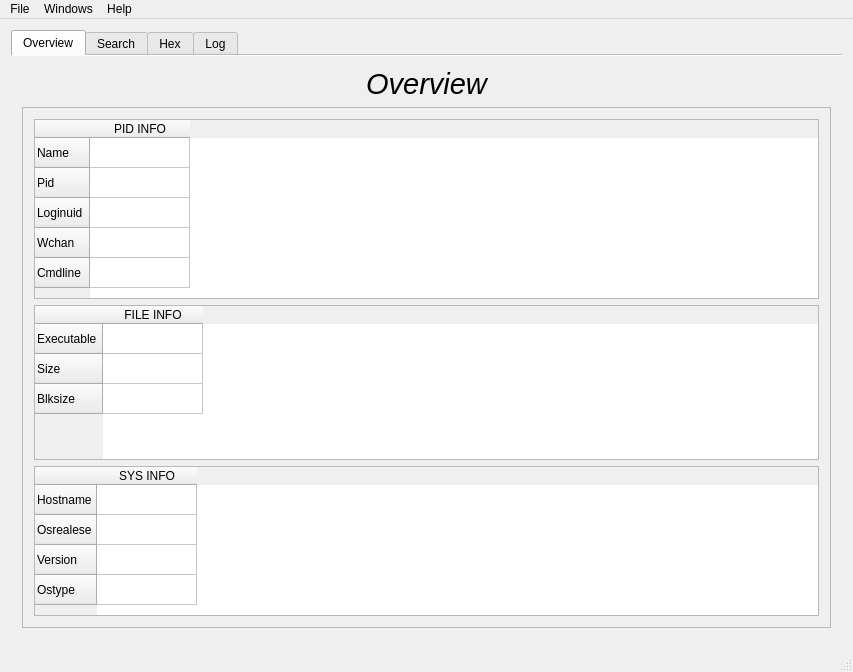
The window that src/gui/mainwindow.ui (mentebinaria/maProc) describes before a commit, drawn with Qt 5.
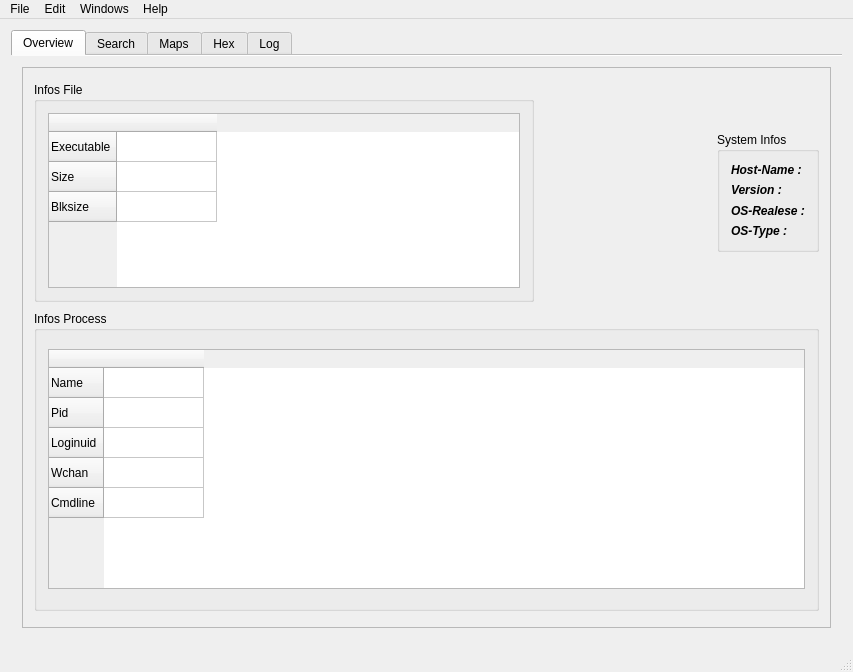
The same window after the commit. The open tabs and pages were chosen to show the change.

Commit message: [UPD] log, adding maps, new layout overview

What changed in the file:
```diff
--- a/src/gui/mainwindow.ui
+++ b/src/gui/mainwindow.ui
@@ -84,7 +84,7 @@
        <layout class="QVBoxLayout" name="verticalLayout_2">
         <item>
          <layout class="QGridLayout" name="gridLayout_4">
-          <item row="2" column="0">
+          <item row="0" column="0">
            <widget class="QScrollArea" name="infosArea">
             <property name="minimumSize">
              <size>
@@ -101,156 +101,197 @@
                <x>0</x>
                <y>0</y>
                <width>823</width>
-               <height>506</height>
+               <height>552</height>
               </rect>
              </property>
              <layout class="QVBoxLayout" name="verticalLayout_6">
               <item>
-               <widget class="QTableWidget" name="infos_pid">
-                <property name="sizePolicy">
-                 <sizepolicy hsizetype="Expanding" vsizetype="Expanding">
-                  <horstretch>0</horstretch>
-                  <verstretch>0</verstretch>
-                 </sizepolicy>
-                </property>
-                <property name="minimumSize">
-                 <size>
-                  <width>0</width>
-                  <height>180</height>
-                 </size>
-                </property>
-                <property name="maximumSize">
-                 <size>
-                  <width>10000</width>
-                  <height>180</height>
-                 </size>
-                </property>
-                <row>
-                 <property name="text">
-                  <string>Name</string>
-                 </property>
-                </row>
-                <row>
-                 <property name="text">
-                  <string>Pid</string>
-                 </property>
-                </row>
-                <row>
-                 <property name="text">
-                  <string>Loginuid</string>
-                 </property>
-                </row>
-                <row>
-                 <property name="text">
-                  <string>Wchan</string>
-                 </property>
-                </row>
-                <row>
-                 <property name="text">
-                  <string>Cmdline</string>
-                 </property>
-                </row>
-                <column>
-                 <property name="text">
-                  <string>PID INFO</string>
-                 </property>
-                </column>
-               </widget>
+               <layout class="QHBoxLayout" name="horizontalLayout">
+                <item>
+                 <widget class="QGroupBox" name="groupBox_2">
+                  <property name="minimumSize">
+                   <size>
+                    <width>100</width>
+                    <height>100</height>
+                   </size>
+                  </property>
+                  <property name="maximumSize">
+                   <size>
+                    <width>500</width>
+                    <height>220</height>
+                   </size>
+                  </property>
+                  <property name="title">
+                   <string>Infos File</string>
+                  </property>
+                  <layout class="QVBoxLayout" name="verticalLayout_8">
+                   <item>
+                    <widget class="QTableWidget" name="infos_file">
+                     <property name="sizePolicy">
+                      <sizepolicy hsizetype="Expanding" vsizetype="Expanding">
+                       <horstretch>0</horstretch>
+                       <verstretch>0</verstretch>
+                      </sizepolicy>
+                     </property>
+                     <property name="minimumSize">
+                      <size>
+                       <width>0</width>
+                       <height>100</height>
+                      </size>
+                     </property>
+                     <property name="maximumSize">
+                      <size>
+                       <width>10000</width>
+                       <height>260</height>
+                      </size>
+                     </property>
+                     <row>
+                      <property name="text">
+                       <string>Executable</string>
+                      </property>
+                     </row>
+                     <row>
+                      <property name="text">
+                       <string>Size</string>
+                      </property>
+                     </row>
+                     <row>
+                      <property name="text">
+                       <string>Blksize</string>
+                      </property>
+                     </row>
+                     <column>
+                      <property name="text">
+                       <string/>
+                      </property>
+                     </column>
+                    </widget>
+                   </item>
+                  </layout>
+                 </widget>
+                </item>
+                <item alignment="Qt::AlignRight">
+                 <widget class="QGroupBox" name="groupBox">
+                  <property name="maximumSize">
+                   <size>
+                    <width>16777215</width>
+                    <height>120</height>
+                   </size>
+                  </property>
+                  <property name="title">
+                   <string>System Infos</string>
+                  </property>
+                  <layout class="QVBoxLayout" name="verticalLayout_7">
+                   <item>
+                    <widget class="QLabel" name="host_name_label">
+                     <property name="text">
+                      <string>&lt;html&gt;&lt;head/&gt;&lt;body&gt;&lt;p&gt;&lt;span style=&quot; font-weight:700; font-style:italic;&quot;&gt;Host-Name :&lt;/span&gt;&lt;/p&gt;&lt;/body&gt;&lt;/html&gt;</string>
+                     </property>
+                    </widget>
+                   </item>
+                   <item>
+                    <widget class="QLabel" name="version_label">
+                     <property name="text">
+                      <string>&lt;html&gt;&lt;head/&gt;&lt;body&gt;&lt;p&gt;&lt;span style=&quot; font-weight:700; font-style:italic;&quot;&gt;Version :&lt;/span&gt;&lt;/p&gt;&lt;/body&gt;&lt;/html&gt;</string>
+                     </property>
+                    </widget>
+                   </item>
+                   <item>
+                    <widget class="QLabel" name="os_realese_label">
+                     <property name="text">
+                      <string>&lt;html&gt;&lt;head/&gt;&lt;body&gt;&lt;p&gt;&lt;span style=&quot; font-weight:700; font-style:italic;&quot;&gt;OS-Realese :&lt;/span&gt;&lt;/p&gt;&lt;/body&gt;&lt;/html&gt;</string>
+                     </property>
+                    </widget>
+                   </item>
+                   <item>
+                    <widget class="QLabel" name="os_type_label">
+                     <property name="text">
+                      <string>&lt;html&gt;&lt;head/&gt;&lt;body&gt;&lt;p&gt;&lt;span style=&quot; font-weight:700; font-style:italic;&quot;&gt;OS-Type :&lt;/span&gt;&lt;/p&gt;&lt;/body&gt;&lt;/html&gt;</string>
+                     </property>
+                    </widget>
+                   </item>
+                  </layout>
+                 </widget>
+                </item>
+               </layout>
               </item>
               <item>
-               <widget class="QTableWidget" name="infos_file">
-                <property name="sizePolicy">
-                 <sizepolicy hsizetype="Expanding" vsizetype="Expanding">
-                  <horstretch>0</horstretch>
-                  <verstretch>0</verstretch>
-                 </sizepolicy>
-                </property>
+               <widget class="QGroupBox" name="groupBox_3">
                 <property name="minimumSize">
                  <size>
-                  <width>0</width>
-                  <height>100</height>
-                 </size>
-                </property>
-                <property name="maximumSize">
-                 <size>
-                  <width>10000</width>
-                  <height>260</height>
-                 </size>
-                </property>
-                <row>
-                 <property name="text">
-                  <string>Executable</string>
-                 </property>
-                </row>
-                <row>
-                 <property name="text">
-                  <string>Size</string>
-                 </property>
-                </row>
-                <row>
-                 <property name="text">
-                  <string>Blksize</string>
-                 </property>
-                </row>
-                <column>
-                 <property name="text">
-                  <string>FILE INFO</string>
-                 </property>
-                </column>
-               </widget>
-              </item>
-              <item>
-               <widget class="QTableWidget" name="infos_sys">
-                <property name="minimumSize">
-                 <size>
-                  <width>0</width>
-                  <height>150</height>
+                  <width>100</width>
+                  <height>230</height>
                  </size>
                 </property>
                 <property name="maximumSize">
                  <size>
                   <width>16777215</width>
-                  <height>150</height>
+                  <height>300</height>
                  </size>
                 </property>
-                <row>
-                 <property name="text">
-                  <string>Hostname</string>
-                 </property>
-                </row>
-                <row>
-                 <property name="text">
-                  <string>Osrealese</string>
-                 </property>
-                </row>
-                <row>
-                 <property name="text">
-                  <string>Version</string>
-                 </property>
-                </row>
-                <row>
-                 <property name="text">
-                  <string>Ostype</string>
-                 </property>
-                </row>
-                <column>
-                 <property name="text">
-                  <string>SYS INFO</string>
-                 </property>
-                </column>
+                <property name="title">
+                 <string>Infos Process</string>
+                </property>
+                <layout class="QVBoxLayout" name="verticalLayout_11">
+                 <item>
+                  <widget class="QTableWidget" name="infos_pid">
+                   <property name="sizePolicy">
+                    <sizepolicy hsizetype="Expanding" vsizetype="Expanding">
+                     <horstretch>0</horstretch>
+                     <verstretch>0</verstretch>
+                    </sizepolicy>
+                   </property>
+                   <property name="minimumSize">
+                    <size>
+                     <width>0</width>
+                     <height>180</height>
+                    </size>
+                   </property>
+                   <property name="maximumSize">
+                    <size>
+                     <width>10000</width>
+                     <height>240</height>
+                    </size>
+                   </property>
+                   <row>
+                    <property name="text">
+                     <string>Name</string>
+                    </property>
+                   </row>
+                   <row>
+                    <property name="text">
+                     <string>Pid</string>
+                    </property>
+                   </row>
+                   <row>
+                    <property name="text">
+                     <string>Loginuid</string>
+                    </property>
+                   </row>
+                   <row>
+                    <property name="text">
+                     <string>Wchan</string>
+                    </property>
+                   </row>
+                   <row>
+                    <property name="text">
+                     <string>Cmdline</string>
+                    </property>
+                   </row>
+                   <column>
+                    <property name="text">
+                     <string/>
+                    </property>
+                   </column>
+                  </widget>
+                 </item>
+                </layout>
                </widget>
               </item>
              </layout>
             </widget>
            </widget>
           </item>
-          <item row="0" column="0" alignment="Qt::AlignHCenter">
-           <widget class="QLabel" name="label_3">
-            <property name="text">
-             <string>&lt;html&gt;&lt;head/&gt;&lt;body&gt;&lt;p align=&quot;center&quot;&gt;&lt;span style=&quot; font-size:22pt; font-style:italic;&quot;&gt;Overview&lt;/span&gt;&lt;/p&gt;&lt;/body&gt;&lt;/html&gt;</string>
-            </property>
-           </widget>
-          </item>
          </layout>
         </item>
        </layout>
@@ -510,219 +551,30 @@
           </widget>
          </widget>
         </item>
-        <item row="6" column="1">
-         <layout class="QGridLayout" name="grid_Mapping">
-          <item row="2" column="1">
-           <widget class="QScrollArea" name="viewaArea">
-            <property name="minimumSize">
-             <size>
-              <width>530</width>
-              <height>100</height>
-             </size>
-            </property>
-            <property name="widgetResizable">
-             <bool>true</bool>
-            </property>
-            <widget class="QWidget" name="scrollAreaWidgetContents_2">
-             <property name="geometry">
-              <rect>
-               <x>0</x>
-               <y>0</y>
-               <width>647</width>
-               <height>509</height>
-              </rect>
-             </property>
-             <layout class="QVBoxLayout" name="verticalLayout_5">
-              <item alignment="Qt::AlignLeft">
-               <widget class="QTableWidget" name="infos_addr">
-                <property name="minimumSize">
-                 <size>
-                  <width>500</width>
-                  <height>90</height>
-                 </size>
-                </property>
-                <property name="maximumSize">
-                 <size>
-                  <width>500</width>
-                  <height>90</height>
-                 </size>
-                </property>
-                <property name="sizeIncrement">
-                 <size>
-                  <width>10</width>
-                  <height>10</height>
-                 </size>
-                </property>
-                <property name="cursor" stdset="0">
-                 <cursorShape>PointingHandCursor</cursorShape>
-                </property>
-                <property name="contextMenuPolicy">
-                 <enum>Qt::NoContextMenu</enum>
-                </property>
-                <property name="autoFillBackground">
-                 <bool>false</bool>
-                </property>
-                <property name="gridStyle">
-                 <enum>Qt::DashLine</enum>
-                </property>
-                <row>
-                 <property name="text">
-                  <string>Heap</string>
-                 </property>
-                </row>
-                <row>
-                 <property name="text">
-                  <string>Stack</string>
-                 </property>
-                </row>
-                <column>
-                 <property name="text">
-                  <string>Address_on</string>
-                 </property>
-                </column>
-                <column>
-                 <property name="text">
-                  <string>Address_off</string>
-                 </property>
-                </column>
-                <column>
-                 <property name="text">
-                  <string>Size_mapped</string>
-                 </property>
-                </column>
-                <column>
-                 <property name="text">
-                  <string>Flags</string>
-                 </property>
-                </column>
-                <item row="0" column="0">
-                 <property name="text">
-                  <string>null</string>
-                 </property>
-                </item>
-                <item row="0" column="1">
-                 <property name="text">
-                  <string>null</string>
-                 </property>
-                </item>
-                <item row="0" column="2">
-                 <property name="text">
-                  <string>0</string>
-                 </property>
-                </item>
-                <item row="0" column="3">
-                 <property name="text">
-                  <string>----</string>
-                 </property>
-                </item>
-                <item row="1" column="0">
-                 <property name="text">
-                  <string>null</string>
-                 </property>
-                </item>
-                <item row="1" column="1">
-                 <property name="text">
-                  <string>null</string>
-                 </property>
-                </item>
-                <item row="1" column="2">
-                 <property name="text">
-                  <string>0</string>
-                 </property>
-                </item>
-                <item row="1" column="3">
-                 <property name="text">
-                  <string>----</string>
-                 </property>
-                </item>
-               </widget>
-              </item>
-              <item>
-               <widget class="QTableWidget" name="view_address">
-                <property name="enabled">
-                 <bool>true</bool>
-                </property>
-                <property name="sizePolicy">
-                 <sizepolicy hsizetype="Expanding" vsizetype="Expanding">
-                  <horstretch>0</horstretch>
-                  <verstretch>0</verstretch>
-                 </sizepolicy>
-                </property>
-                <property name="minimumSize">
-                 <size>
-                  <width>500</width>
-                  <height>100</height>
-                 </size>
-                </property>
-                <property name="maximumSize">
-                 <size>
-                  <width>100000</width>
-                  <height>100000</height>
-                 </size>
-                </property>
-                <property name="sizeIncrement">
-                 <size>
-                  <width>0</width>
-                  <height>0</height>
-                 </size>
-                </property>
-                <property name="cursor" stdset="0">
-                 <cursorShape>ArrowCursor</cursorShape>
-                </property>
-                <property name="dragEnabled">
-                 <bool>false</bool>
-                </property>
-                <property name="showGrid">
-                 <bool>true</bool>
-                </property>
-                <property name="gridStyle">
-                 <enum>Qt::DashLine</enum>
-                </property>
-                <column>
-                 <property name="text">
-                  <string>Address</string>
-                 </property>
-                </column>
-                <column>
-                 <property name="text">
-                  <string>Value</string>
-                 </property>
-                </column>
-                <column>
-                 <property name="text">
-                  <string>Memory</string>
-                 </property>
-                </column>
-               </widget>
-              </item>
-              <item alignment="Qt::AlignRight">
-               <widget class="QLineEdit" name="search_address">
-                <property name="maximumSize">
-                 <size>
-                  <width>150</width>
-                  <height>100</height>
-                 </size>
-                </property>
-               </widget>
-              </item>
-              <item>
-               <widget class="QLabel" name="foundAddr_label">
-                <property name="text">
-                 <string>Found : 0</string>
-                </property>
-               </widget>
-              </item>
-             </layout>
-            </widget>
-           </widget>
-          </item>
-         </layout>
-        </item>
-        <item row="0" column="1" alignment="Qt::AlignHCenter">
-         <widget class="QLabel" name="SeachLabel">
-          <property name="text">
-           <string>&lt;html&gt;&lt;head/&gt;&lt;body&gt;&lt;p align=&quot;center&quot;&gt;&lt;span style=&quot; font-size:20pt; font-style:italic;&quot;&gt;Search&lt;/span&gt;&lt;/p&gt;&lt;/body&gt;&lt;/html&gt;</string>
-          </property>
+       </layout>
+      </widget>
+      <widget class="QWidget" name="MapsTab">
+       <attribute name="title">
+        <string>Maps</string>
+       </attribute>
+       <layout class="QVBoxLayout" name="verticalLayout">
+        <item>
+         <widget class="QTableWidget" name="maps_table">
+          <column>
+           <property name="text">
+            <string>Address</string>
+           </property>
+          </column>
+          <column>
+           <property name="text">
+            <string>Flags</string>
+           </property>
+          </column>
+          <column>
+           <property name="text">
+            <string>Memory</string>
+           </property>
+          </column>
          </widget>
         </item>
        </layout>
@@ -853,8 +705,34 @@
      <string>Windows</string>
     </property>
     <addaction name="newButton"/>
+    <addaction name="FullScreenButton"/>
+   </widget>
+   <widget class="QMenu" name="menuEdit">
+    <property name="title">
+     <string>Edit</string>
+    </property>
+    <widget class="QMenu" name="menuLog">
+     <property name="title">
+      <string>Log</string>
+     </property>
+     <addaction name="SaveLogButton"/>
+     <addaction name="cleanButtonLog"/>
+    </widget>
+    <widget class="QMenu" name="menuHex_2">
+     <property name="title">
+      <string>Hex</string>
+     </property>
+     <addaction name="gotooffsetButton"/>
+    </widget>
+    <addaction name="stopButton"/>
+    <addaction name="killButton"/>
+    <addaction name="separator"/>
+    <addaction name="menuLog"/>
+    <addaction name="separator"/>
+    <addaction name="menuHex_2"/>
    </widget>
    <addaction name="menufile"/>
+   <addaction name="menuEdit"/>
    <addaction name="menuWindows"/>
    <addaction name="menuhelp"/>
   </widget>
```
Left out of the diff: 291 changed lines with no effect on the pictures. The commit also changes 6 other files.
